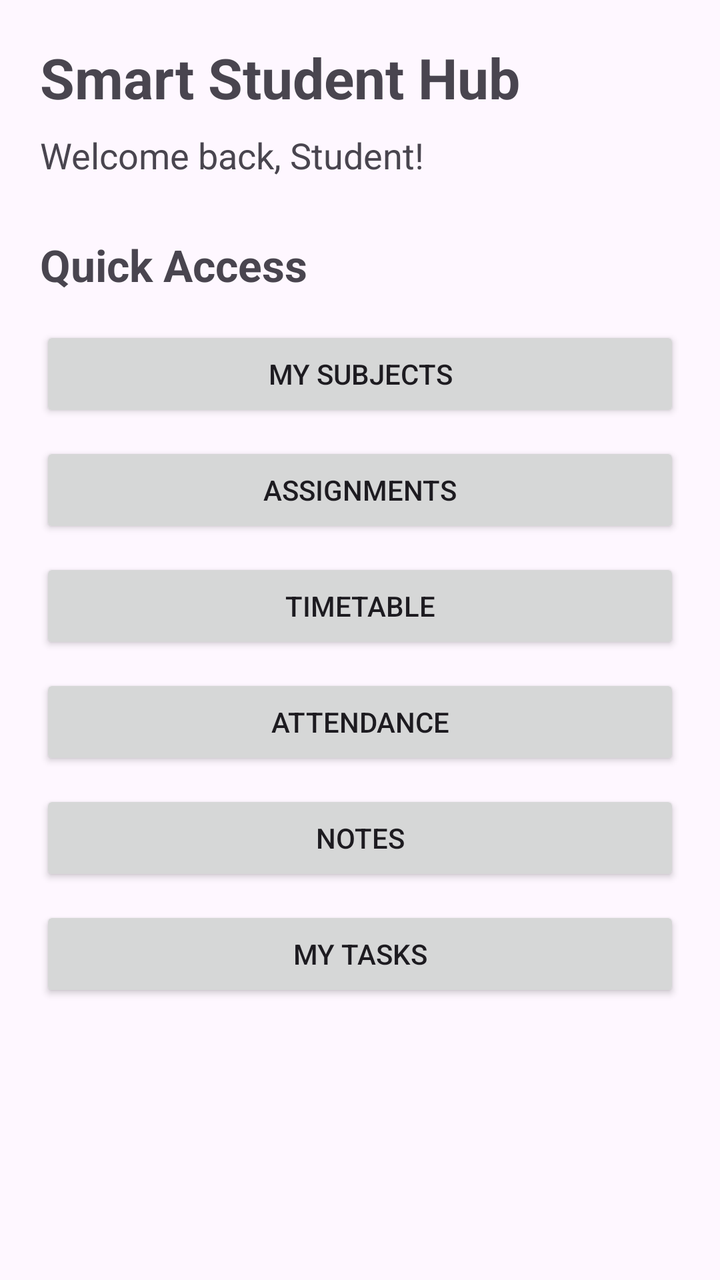
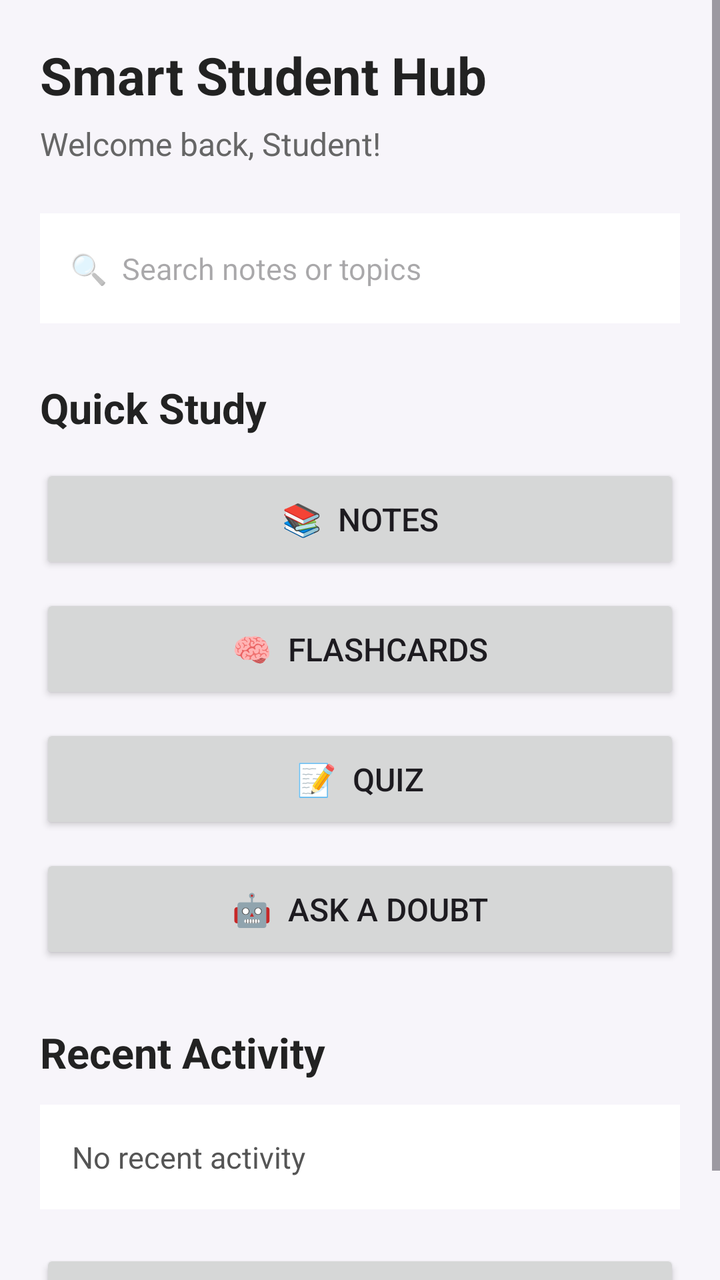

Compare the two renders of this Android layout. The source of the first and the diff that turns it into the second are given below.
<!-- AndroidManifest.xml: application theme Theme.SmartStudentHub -->
<!-- res/layout/activity_main.xml -->
<?xml version="1.0" encoding="utf-8"?>
<ScrollView
    android:id="@+id/main"
    xmlns:android="http://schemas.android.com/apk/res/android"
    android:layout_width="match_parent"
    android:layout_height="match_parent">

    <LinearLayout
        android:layout_width="match_parent"
        android:layout_height="wrap_content"
        android:orientation="vertical"
        android:padding="20dp">

        <TextView
            android:layout_width="wrap_content"
            android:layout_height="wrap_content"
            android:text="Smart Student Hub"
            android:textSize="28sp"
            android:textStyle="bold" />

        <TextView
            android:layout_width="wrap_content"
            android:layout_height="wrap_content"
            android:layout_marginTop="8dp"
            android:text="Welcome back, Student!"
            android:textSize="18sp" />

        <TextView
            android:layout_width="wrap_content"
            android:layout_height="wrap_content"
            android:layout_marginTop="28dp"
            android:text="Quick Access"
            android:textSize="22sp"
            android:textStyle="bold" />

        <Button
            android:id="@+id/btnSubjects"
            android:layout_width="match_parent"
            android:layout_height="wrap_content"
            android:layout_marginTop="16dp"
            android:text="My Subjects" />

        <Button
            android:id="@+id/btnAssignments"
            android:layout_width="match_parent"
            android:layout_height="wrap_content"
            android:layout_marginTop="10dp"
            android:text="Assignments" />

        <Button
            android:id="@+id/btnTimetable"
            android:layout_width="match_parent"
            android:layout_height="wrap_content"
            android:layout_marginTop="10dp"
            android:text="Timetable" />

        <Button
            android:id="@+id/btnAttendance"
            android:layout_width="match_parent"
            android:layout_height="wrap_content"
            android:layout_marginTop="10dp"
            android:text="Attendance" />

        <Button
            android:id="@+id/btnNotes"
            android:layout_width="match_parent"
            android:layout_height="wrap_content"
            android:layout_marginTop="10dp"
            android:text="Notes" />

        <Button
            android:id="@+id/btnTasks"
            android:layout_width="match_parent"
            android:layout_height="wrap_content"
            android:layout_marginTop="10dp"
            android:text="My Tasks" />

    </LinearLayout>

</ScrollView>
<!-- resources referenced by this layout -->
<resources>
  <style name="Theme.SmartStudentHub" parent="Base.Theme.SmartStudentHub" />
  <style name="Base.Theme.SmartStudentHub" parent="Theme.Material3.DayNight.NoActionBar">
          
          
      </style>
</resources>

<!-- the commit's change to res/layout/activity_main.xml (unified diff, before → after) -->
@@ -1,9 +1,9 @@
 <?xml version="1.0" encoding="utf-8"?>
 <ScrollView
-    android:id="@+id/main"
     xmlns:android="http://schemas.android.com/apk/res/android"
     android:layout_width="match_parent"
-    android:layout_height="match_parent">
+    android:layout_height="match_parent"
+    android:background="#F7F5FA">
 
     <LinearLayout
         android:layout_width="match_parent"
@@ -11,69 +11,118 @@
         android:orientation="vertical"
         android:padding="20dp">
 
+        
+
         <TextView
             android:layout_width="wrap_content"
             android:layout_height="wrap_content"
             android:text="Smart Student Hub"
-            android:textSize="28sp"
+            android:textColor="#222222"
+            android:textSize="26sp"
             android:textStyle="bold" />
 
         <TextView
             android:layout_width="wrap_content"
             android:layout_height="wrap_content"
-            android:layout_marginTop="8dp"
+            android:layout_marginTop="6dp"
             android:text="Welcome back, Student!"
-            android:textSize="18sp" />
+            android:textColor="#666666"
+            android:textSize="16sp" />
+
+        
+
+        <EditText
+            android:id="@+id/searchEditText"
+            android:layout_width="match_parent"
+            android:layout_height="55dp"
+            android:layout_marginTop="24dp"
+            android:background="#FFFFFF"
+            android:hint="🔍  Search notes or topics"
+            android:padding="15dp"
+            android:textSize="15sp" />
+
+        
 
         <TextView
             android:layout_width="wrap_content"
             android:layout_height="wrap_content"
             android:layout_marginTop="28dp"
-            android:text="Quick Access"
-            android:textSize="22sp"
+            android:text="Quick Study"
+            android:textColor="#222222"
+            android:textSize="21sp"
             android:textStyle="bold" />
 
-        <Button
-            android:id="@+id/btnSubjects"
-            android:layout_width="match_parent"
-            android:layout_height="wrap_content"
-            android:layout_marginTop="16dp"
-            android:text="My Subjects" />
-
-        <Button
-            android:id="@+id/btnAssignments"
-            android:layout_width="match_parent"
-            android:layout_height="wrap_content"
-            android:layout_marginTop="10dp"
-            android:text="Assignments" />
-
-        <Button
-            android:id="@+id/btnTimetable"
-            android:layout_width="match_parent"
-            android:layout_height="wrap_content"
-            android:layout_marginTop="10dp"
-            android:text="Timetable" />
-
-        <Button
-            android:id="@+id/btnAttendance"
-            android:layout_width="match_parent"
-            android:layout_height="wrap_content"
-            android:layout_marginTop="10dp"
-            android:text="Attendance" />
+        
 
         <Button
             android:id="@+id/btnNotes"
             android:layout_width="match_parent"
-            android:layout_height="wrap_content"
-            android:layout_marginTop="10dp"
-            android:text="Notes" />
+            android:layout_height="55dp"
+            android:layout_marginTop="14dp"
+            android:text="📚  Notes"
+            android:textSize="16sp" />
+
+        
 
         <Button
-            android:id="@+id/btnTasks"
+            android:id="@+id/btnFlashcards"
+            android:layout_width="match_parent"
+            android:layout_height="55dp"
+            android:layout_marginTop="10dp"
+            android:text="🧠  Flashcards"
+            android:textSize="16sp" />
+
+        
+
+        <Button
+            android:id="@+id/btnQuiz"
+            android:layout_width="match_parent"
+            android:layout_height="55dp"
+            android:layout_marginTop="10dp"
+            android:text="📝  Quiz"
+            android:textSize="16sp" />
+
+        
+
+        <Button
+            android:id="@+id/btnDoubt"
+            android:layout_width="match_parent"
+            android:layout_height="55dp"
+            android:layout_marginTop="10dp"
+            android:text="🤖  Ask a Doubt"
+            android:textSize="16sp" />
+
+        
+
+        <TextView
+            android:layout_width="wrap_content"
+            android:layout_height="wrap_content"
+            android:layout_marginTop="30dp"
+            android:text="Recent Activity"
+            android:textColor="#222222"
+            android:textSize="21sp"
+            android:textStyle="bold" />
+
+        <TextView
+            android:id="@+id/recentActivityText"
             android:layout_width="match_parent"
             android:layout_height="wrap_content"
-            android:layout_marginTop="10dp"
-            android:text="My Tasks" />
+            android:layout_marginTop="12dp"
+            android:background="#FFFFFF"
+            android:padding="16dp"
+            android:text="No recent activity"
+            android:textColor="#555555"
+            android:textSize="15sp" />
+
+        
+
+        <Button
+            android:id="@+id/btnProgress"
+            android:layout_width="match_parent"
+            android:layout_height="55dp"
+            android:layout_marginTop="20dp"
+            android:text="📊  View My Progress"
+            android:textSize="16sp" />
 
     </LinearLayout>
 
